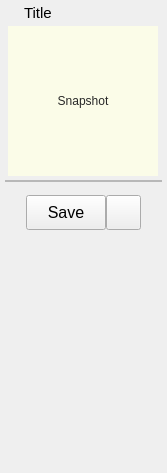
Before: the Qt Designer form src/studiolibrarymaya/resource/ui/BaseSaveWidget.ui in krathjen/studiolibrary, drawn with Qt 5.
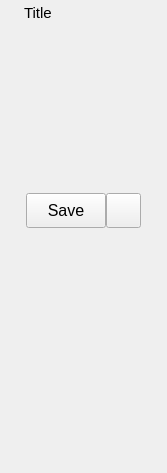
After: the same form once the commit is applied. Icons and pictures are not drawn.

Commit message: Improve sizing issue with the base load widget

The edit to the form file:
```diff
--- a/src/studiolibrarymaya/resource/ui/BaseSaveWidget.ui
+++ b/src/studiolibrarymaya/resource/ui/BaseSaveWidget.ui
@@ -32,11 +32,7 @@
    <string>Create Item</string>
   </property>
   <property name="styleSheet">
-   <string notr="true">QLineEdit, QTextEdit, QPlainTextEdit {
-color: rgb(40, 40, 40);
-border: 0px solid rgb(0, 0, 0, 150);
-background-color: rgb(254, 255, 230, 200);
-}</string>
+   <string notr="true"/>
   </property>
   <layout class="QVBoxLayout" name="verticalLayout">
    <property name="spacing">
@@ -154,64 +150,6 @@
         <property name="margin">
          <number>0</number>
         </property>
-        <item>
-         <widget class="QToolButton" name="thumbnailButton">
-          <property name="enabled">
-           <bool>true</bool>
-          </property>
-          <property name="sizePolicy">
-           <sizepolicy hsizetype="Expanding" vsizetype="Expanding">
-            <horstretch>0</horstretch>
-            <verstretch>1</verstretch>
-           </sizepolicy>
-          </property>
-          <property name="minimumSize">
-           <size>
-            <width>0</width>
-            <height>0</height>
-           </size>
-          </property>
-          <property name="maximumSize">
-           <size>
-            <width>150</width>
-            <height>150</height>
-           </size>
-          </property>
-          <property name="toolTip">
-           <string>Take snapshot</string>
-          </property>
-          <property name="layoutDirection">
-           <enum>Qt::LeftToRight</enum>
-          </property>
-          <property name="styleSheet">
-           <string notr="true">color: rgb(40, 40, 40);
-border: 0px solid rgb(0, 0, 0, 150);
-background-color: rgb(254, 255, 230, 200);</string>
-          </property>
-          <property name="text">
-           <string>Snapshot</string>
-          </property>
-          <property name="icon">
-           <iconset>
-            <normaloff>../icons/thumbnail2.png</normaloff>../icons/thumbnail2.png</iconset>
-          </property>
-          <property name="iconSize">
-           <size>
-            <width>150</width>
-            <height>150</height>
-           </size>
-          </property>
-          <property name="popupMode">
-           <enum>QToolButton::InstantPopup</enum>
-          </property>
-          <property name="toolButtonStyle">
-           <enum>Qt::ToolButtonIconOnly</enum>
-          </property>
-          <property name="autoRaise">
-           <bool>false</bool>
-          </property>
-         </widget>
-        </item>
        </layout>
       </widget>
      </item>
@@ -220,10 +158,13 @@
    <item>
     <widget class="QFrame" name="optionsFrame">
      <property name="frameShape">
-      <enum>QFrame::StyledPanel</enum>
+      <enum>QFrame::NoFrame</enum>
      </property>
      <property name="frameShadow">
-      <enum>QFrame::Raised</enum>
+      <enum>QFrame::Plain</enum>
+     </property>
+     <property name="lineWidth">
+      <number>0</number>
      </property>
      <layout class="QVBoxLayout" name="verticalLayout_4">
       <property name="spacing">
@@ -243,6 +184,9 @@
      <property name="frameShadow">
       <enum>QFrame::Plain</enum>
      </property>
+     <property name="lineWidth">
+      <number>0</number>
+     </property>
      <layout class="QHBoxLayout" name="horizontalLayout_6">
       <property name="spacing">
        <number>0</number>
```
Left out of the diff: 6 changed lines with no effect on the pictures. The commit also changes 5 other files.
